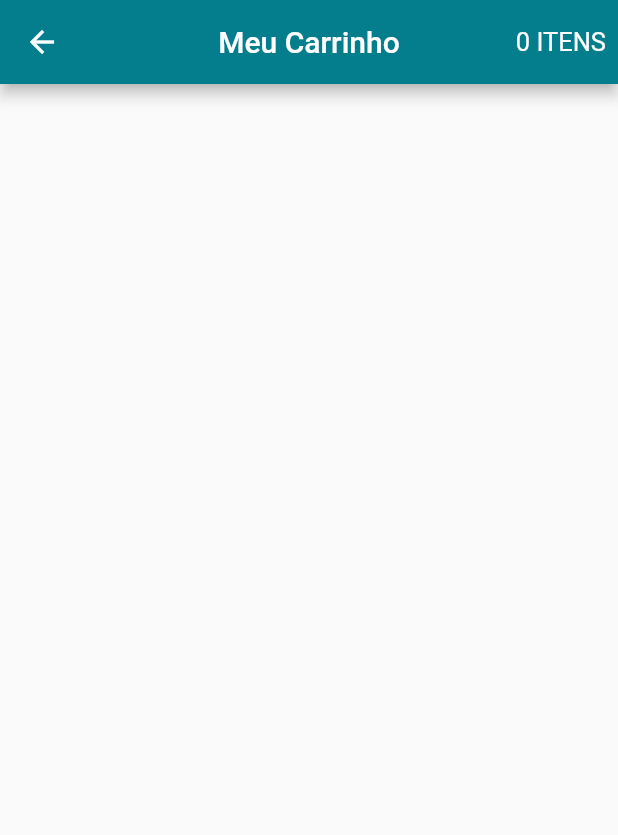
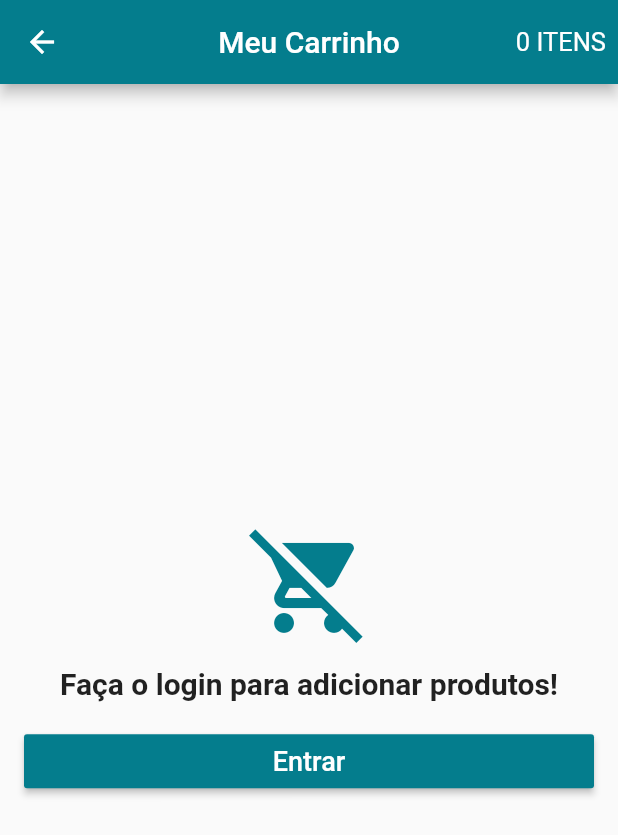
Before and after one commit to divinor07/virtual-store, a Flutter app: the CartScreen screen opened directly, on a phone screen of 412 x 824 dp. Shown: the top 835 px of the screen. Run offline on Flutter 3.47's test engine with Material 2 defaults, Android fonts, the phone set to English and light mode, and no system bars; our stand-ins replace carousel_pro, cloud_firestore, firebase_auth, transparent_image; accounts and stored records are empty.

Commit message:
Creating the cart screen body

```diff
--- a/lib/models/cart_model.dart
+++ b/lib/models/cart_model.dart
@@ -8,6 +8,8 @@ class CartModel extends Model {
   UserModel user;
 
   List<CartProduct> products = [];
+
+  bool isLoading = false;
 
   CartModel(this.user);
 
--- a/lib/screens/cart_screen.dart
+++ b/lib/screens/cart_screen.dart
@@ -1,6 +1,8 @@
 import 'package:flutter/material.dart';
 import 'package:scoped_model/scoped_model.dart';
 import 'package:virtualstore/models/cart_model.dart';
+import 'package:virtualstore/models/user_model.dart';
+import 'package:virtualstore/screens/login_screen.dart';
 
 class CartScreen extends StatelessWidget {
   @override
@@ -14,16 +16,76 @@ class CartScreen extends StatelessWidget {
             padding: EdgeInsets.only(right: 8.0),
             alignment: Alignment.center,
             child: ScopedModelDescendant<CartModel>(
-              builder: (context, child, model){
+              builder: (context, child, model) {
                 int p = model.products.length;
                 return Text(
-                  '${p ?? 0} ${p==1 ? 'ITEM' : 'ITENS'}',
+                  '${p ?? 0} ${p == 1 ? 'ITEM' : 'ITENS'}',
                   style: TextStyle(fontSize: 17.0),
                 );
               },
             ),
-          )
+          ),
         ],
+      ),
+      body: ScopedModelDescendant<CartModel>(
+        builder: (context, child, model) {
+          if (model.isLoading && UserModel.of(context).isLoggedIn()) {
+            return Center(
+              child: CircularProgressIndicator(),
+            );
+          } else if (!UserModel.of(context).isLoggedIn()) {
+            return Container(
+              padding: EdgeInsets.all(16.0),
+              child: Column(
+                crossAxisAlignment: CrossAxisAlignment.stretch,
+                mainAxisAlignment: MainAxisAlignment.center,
+                children: <Widget>[
+                  Icon(
+                    Icons.remove_shopping_cart,
+                    size: 80.0,
+                    color: Theme.of(context).primaryColor,
+                  ),
+                  SizedBox(height: 16.0),
+                  Text(
+                    'Faça o login para adicionar produtos!',
+                    style: TextStyle(
+                      fontSize: 20.0,
+                      fontWeight: FontWeight.bold,
+                    ),
+                    textAlign: TextAlign.center,
+                  ),
+                  SizedBox(height: 16.0),
+                  RaisedButton(
+                    child: Text(
+                      'Entrar',
+                      style: TextStyle(fontSize: 18.0),
+                    ),
+                    textColor: Colors.white,
+                    color: Theme.of(context).primaryColor,
+                    onPressed: () {
+                      Navigator.of(context).push(
+                        MaterialPageRoute(
+                          builder: (context) => LoginScreen(),
+                        ),
+                      );
+                    },
+                  ),
+                ],
+              ),
+            );
+          } else if (model.products == null || model.products.length == 0) {
+            return Center(
+              child: Text(
+                'Nenhum produto no carrinho!',
+                style: TextStyle(
+                  fontSize: 20.0,
+                  fontWeight: FontWeight.bold,
+                ),
+                textAlign: TextAlign.center,
+              ),
+            );
+          }
+        },
       ),
     );
   }
```
